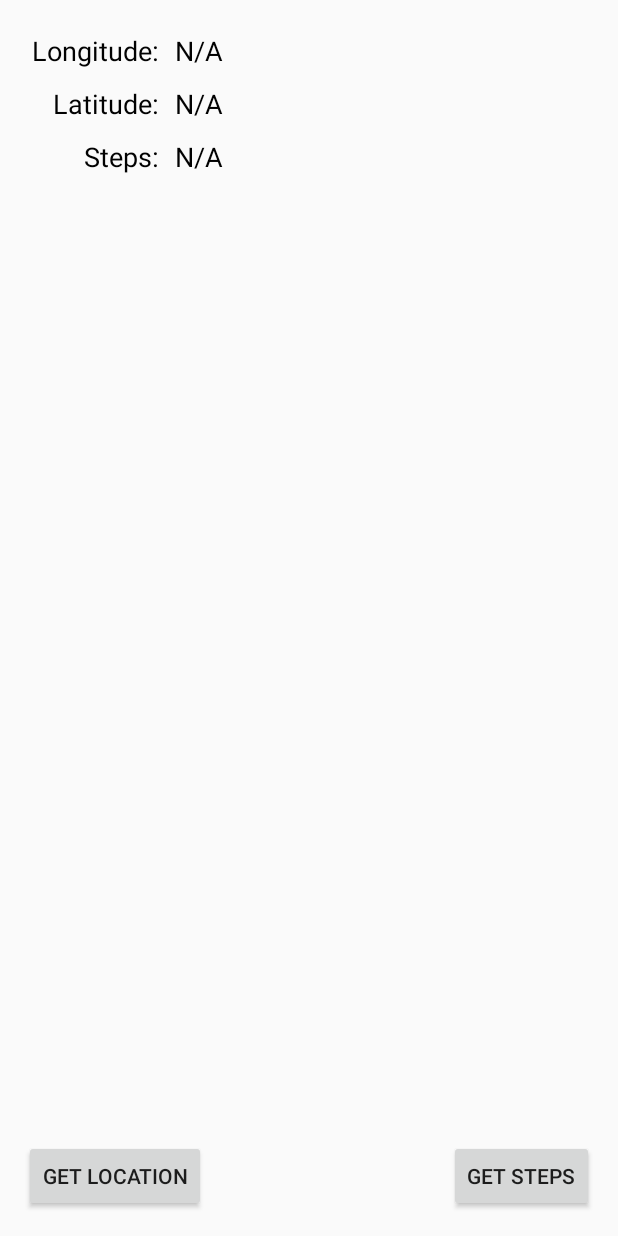
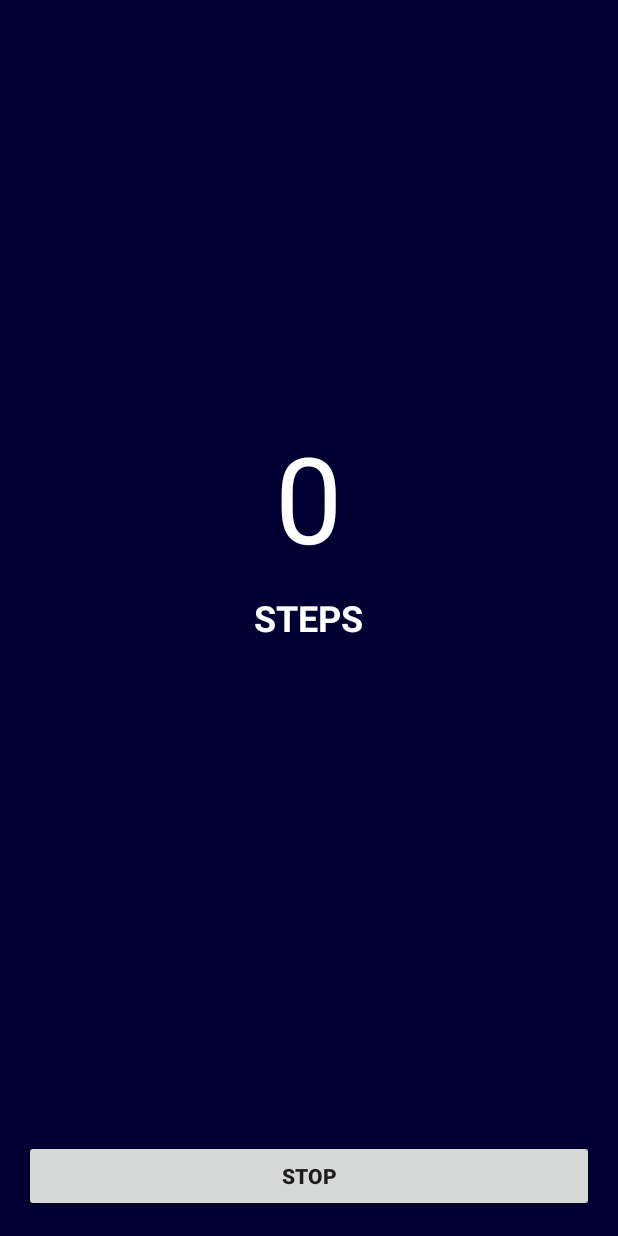
Before and after one commit to dzhan008/realexp, an Android app: the layout activity_location.xml on its own in the app's theme, with its tools: preview values and no code run, on a phone screen of 412 x 824 dp. Run offline under Robolectric (Android 15) with nearby library versions, the phone set to English and light mode, and no system bars.

```diff
--- a/RealEXP/app/src/main/java/realexp/realexp/Location.java
+++ b/RealEXP/app/src/main/java/realexp/realexp/Location.java
@@ -1,7 +1,6 @@
 package realexp.realexp;
 
-import android.content.Context;
-import android.content.pm.PackageManager;
+import android.content.res.Configuration;
 import android.hardware.Sensor;
 import android.hardware.SensorEvent;
 import android.hardware.SensorEventListener;
@@ -11,25 +10,41 @@ import android.os.Bundle;
 import android.util.Log;
 import android.view.Menu;
 import android.view.MenuItem;
-import android.location.*;
 import android.view.View;
 import android.widget.TextView;
 
-import java.util.jar.Manifest;
 
-public class Location extends AppCompatActivity {
+public class Location extends AppCompatActivity implements SensorEventListener {
 
-    android.location.LocationManager locationM;
     float steps;
+    TextView txtSteps;
+    SensorManager sensorM;
+    Sensor sensorSteps;
 
+    // Sensor Event Listener
+    @Override
+    public void onSensorChanged(SensorEvent event) {
+        steps = event.values[0];
+        txtSteps.setText(Float.toString(steps));
+    }
+
+    @Override
+    public void onAccuracyChanged(Sensor sensor, int accuracy) {
+
+    }
+
+
+    // Activity
     @Override
     protected void onCreate(Bundle savedInstanceState) {
         super.onCreate(savedInstanceState);
         setContentView(R.layout.activity_location);
 
-        locationM = (LocationManager) getSystemService(Context.LOCATION_SERVICE);
         steps = 0;
-
+        txtSteps = (TextView) findViewById(R.id.txtSteps);
+        sensorM = (SensorManager) getSystemService(SENSOR_SERVICE);
+        sensorSteps = sensorM.getDefaultSensor(Sensor.TYPE_STEP_COUNTER);
+        sensorM.registerListener(this, sensorSteps, SensorManager.SENSOR_DELAY_FASTEST);
     }
 
     @Override
@@ -45,7 +60,6 @@ public class Location extends AppCompatActivity {
         // automatically handle clicks on the Home/Up button, so long
         // as you specify a parent activity in AndroidManifest.xml.
         int id = item.getItemId();
-
         //noinspection SimplifiableIfStatement
         if (id == R.id.action_settings) {
             return true;
@@ -54,7 +68,22 @@ public class Location extends AppCompatActivity {
         return super.onOptionsItemSelected(item);
     }
 
-    public void btnLocation_Click(View v) {
+    @Override
+    public void onConfigurationChanged(Configuration newConfig) {
+        super.onConfigurationChanged(newConfig);
+
+        txtSteps.setText(Float.toString(steps));
+    }
+
+    // User Defined
+    public void btnReset_Click(View v) {
+        steps = 0;
+        txtSteps.setText("0");
+        sensorM.unregisterListener(this, sensorSteps);
+
+    }
+
+    /*public void btnLocation_Click(View v) {
         try {
             android.location.Location l = locationM.getLastKnownLocation(locationM.GPS_PROVIDER);
             double lat = l.getLatitude();
@@ -69,29 +98,9 @@ public class Location extends AppCompatActivity {
             Log.e("PERMISSION", "ACCESS_FINE_LOCATION");
         }
     }
+    */
 
-    public void btnSteps_Click(View v) {
-        final TextView txtsteps = (TextView) findViewById(R.id.txtSteps);
 
-        SensorManager sensorM = (SensorManager) getSystemService(Context.SENSOR_SERVICE);
-        Sensor sensorSteps = sensorM.getDefaultSensor(Sensor.TYPE_STEP_COUNTER);
-        sensorM.registerListener(new SensorEventListener() {
-            @Override
-            public void onSensorChanged(SensorEvent event) {
-                if (event.values.length > 0) {
-                    steps = event.values[0];
-                }
-                txtsteps.setText(Float.toString(steps));
-            }
-
-            @Override
-            public void onAccuracyChanged(Sensor sensor, int accuracy) {
-
-            }
-
-        }, sensorSteps, SensorManager.SENSOR_DELAY_FASTEST);
-
-    }
 
 
 }
--- a/RealEXP/app/src/main/res/layout/activity_location.xml
+++ b/RealEXP/app/src/main/res/layout/activity_location.xml
@@ -5,98 +5,44 @@
     android:paddingTop="@dimen/activity_vertical_margin"
     android:paddingBottom="@dimen/activity_vertical_margin"
     tools:context="realexp.realexp.Location"
-    android:id="@+id/layoutMain">
+    android:id="@+id/layoutMain"
+    android:background="#000032">
 
 
     <Button
-        android:layout_width="wrap_content"
+        android:layout_width="fill_parent"
         android:layout_height="wrap_content"
-        android:text="Get Location"
-        android:id="@+id/btnLocation"
+        android:text="STOP"
+        android:id="@+id/btnReset"
+        android:onClick="btnReset_Click"
         android:layout_alignParentBottom="true"
         android:layout_alignParentStart="true"
-        android:onClick="btnLocation_Click" />
+        android:nestedScrollingEnabled="false"
+        android:textStyle="bold" />
 
     <TextView
         android:layout_width="wrap_content"
         android:layout_height="wrap_content"
         android:textAppearance="?android:attr/textAppearanceSmall"
-        android:text="Longitude:"
-        android:id="@+id/txtLongitudeS"
-        android:layout_alignParentTop="true"
-        android:layout_alignParentStart="true"
-        android:textColor="#010101"
-        android:textSize="18sp"
-        android:padding="5dp" />
+        android:text="STEPS"
+        android:id="@+id/txtStepsS"
+        android:textColor="@android:color/white"
+        android:textSize="24sp"
+        android:padding="5dp"
+        android:singleLine="true"
+        android:textStyle="bold"
+        android:layout_centerVertical="true"
+        android:layout_centerHorizontal="true" />
 
     <TextView
         android:layout_width="wrap_content"
         android:layout_height="wrap_content"
         android:textAppearance="?android:attr/textAppearanceSmall"
-        android:text="Latitude:"
-        android:id="@+id/txtLatitudeS"
-        android:textColor="#010101"
-        android:textSize="18sp"
+        android:text="0"
+        android:id="@+id/txtSteps"
+        android:textColor="@android:color/white"
+        android:textSize="80sp"
         android:padding="5dp"
-        android:singleLine="true"
-        android:layout_below="@+id/txtLongitudeS"
-        android:layout_alignEnd="@+id/txtLongitudeS" />
-
-    <TextView
-        android:layout_width="wrap_content"
-        android:layout_height="wrap_content"
-        android:textAppearance="?android:attr/textAppearanceSmall"
-        android:text="N/A"
-        android:id="@+id/txtLongitude"
-        android:textColor="#010101"
-        android:textSize="18sp"
-        android:padding="5dp"
-        android:layout_alignBottom="@+id/txtLongitudeS"
-        android:layout_toEndOf="@+id/txtLongitudeS" />
-
-    <TextView
-        android:layout_width="wrap_content"
-        android:layout_height="wrap_content"
-        android:textAppearance="?android:attr/textAppearanceSmall"
-        android:text="N/A"
-        android:id="@+id/txtLatiude"
-        android:textColor="#010101"
-        android:textSize="18sp"
-        android:padding="5dp"
-        android:layout_alignTop="@+id/txtLatitudeS"
-        android:layout_toEndOf="@+id/txtLatitudeS" />
-
-    <Button
-        android:layout_width="wrap_content"
-        android:layout_height="wrap_content"
-        android:text="Get Steps"
-        android:id="@+id/btnSteps"
-        android:layout_alignTop="@+id/btnLocation"
-        android:layout_alignParentEnd="true"
-        android:onClick="btnSteps_Click" />
-
-    <TextView
-        android:layout_width="wrap_content"
-        android:layout_height="wrap_content"
-        android:textAppearance="?android:attr/textAppearanceSmall"
-        android:text="Steps:"
-        android:id="@+id/txtStepsS"
-        android:textColor="#010101"
-        android:textSize="18sp"
-        android:padding="5dp"
-        android:singleLine="true"
-        android:layout_below="@+id/txtLatitudeS"
-        android:layout_alignEnd="@+id/txtLongitudeS" />
-
-    <TextView
-        android:layout_width="wrap_content"
-        android:layout_height="wrap_content"
-        android:textAppearance="?android:attr/textAppearanceSmall"
-        android:text="N/A"
-        android:id="@+id/txtSteps"
-        android:textColor="#010101"
-        android:textSize="18sp"
-        android:padding="5dp"
-        android:layout_alignTop="@+id/txtStepsS"
-        android:layout_toEndOf="@+id/txtStepsS" />
+        android:layout_above="@+id/txtStepsS"
+        android:layout_centerHorizontal="true" />
 </RelativeLayout>
--- a/RealEXP/app/src/main/res/values/strings.xml
+++ b/RealEXP/app/src/main/res/values/strings.xml
@@ -2,6 +2,6 @@
     <string name="app_name">Real EXP</string>
     <string name="action_settings">Settings</string>
     <string name="title_activity_maps">Map</string>
-    <string name="title_activity_location">Map</string>
+    <string name="title_activity_location">Pedometer</string>
     <string name="hello_world">Hello world!</string>
 </resources>
```
